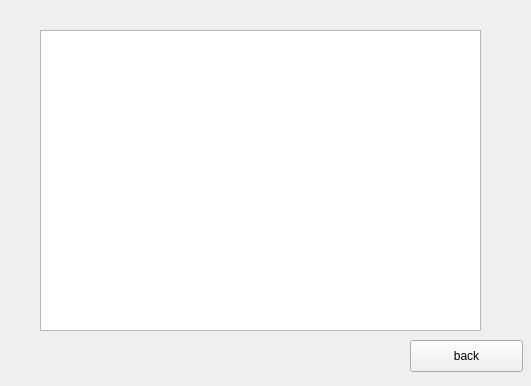
First picture: the form in admin.ui, repository yccc233/mana-sys, before the edit.
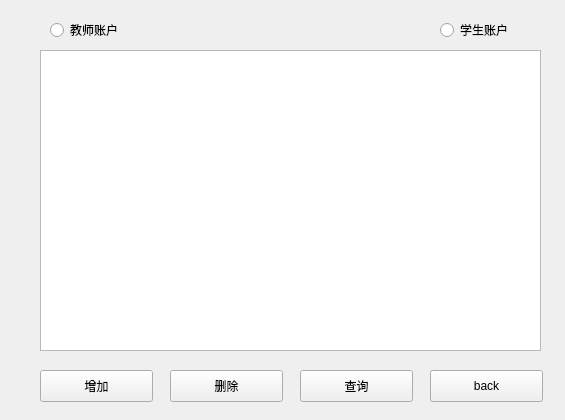
Second picture: the form after the edit.

What changed in the file:
```diff
--- a/admin.ui
+++ b/admin.ui
@@ -6,8 +6,8 @@
    <rect>
     <x>0</x>
     <y>0</y>
-    <width>531</width>
-    <height>386</height>
+    <width>565</width>
+    <height>420</height>
    </rect>
   </property>
   <property name="windowTitle">
@@ -17,8 +17,8 @@
    <widget class="QPushButton" name="pushButton_back">
     <property name="geometry">
      <rect>
-      <x>410</x>
-      <y>340</y>
+      <x>430</x>
+      <y>370</y>
       <width>113</width>
       <height>32</height>
      </rect>
@@ -31,12 +31,77 @@
     <property name="geometry">
      <rect>
       <x>40</x>
-      <y>30</y>
-      <width>441</width>
+      <y>50</y>
+      <width>501</width>
       <height>301</height>
      </rect>
     </property>
    </widget>
+   <widget class="QRadioButton" name="radioButton_tea">
+    <property name="geometry">
+     <rect>
+      <x>50</x>
+      <y>20</y>
+      <width>99</width>
+      <height>20</height>
+     </rect>
+    </property>
+    <property name="text">
+     <string>教师账户</string>
+    </property>
+   </widget>
+   <widget class="QRadioButton" name="radioButton_stu">
+    <property name="geometry">
+     <rect>
+      <x>440</x>
+      <y>20</y>
+      <width>99</width>
+      <height>20</height>
+     </rect>
+    </property>
+    <property name="text">
+     <string>学生账户</string>
+    </property>
+   </widget>
+   <widget class="QPushButton" name="pushButton_add">
+    <property name="geometry">
+     <rect>
+      <x>40</x>
+      <y>370</y>
+      <width>113</width>
+      <height>32</height>
+     </rect>
+    </property>
+    <property name="text">
+     <string>增加</string>
+    </property>
+   </widget>
+   <widget class="QPushButton" name="pushButton_del">
+    <property name="geometry">
+     <rect>
+      <x>170</x>
+      <y>370</y>
+      <width>113</width>
+      <height>32</height>
+     </rect>
+    </property>
+    <property name="text">
+     <string>删除</string>
+    </property>
+   </widget>
+   <widget class="QPushButton" name="pushButton_sea">
+    <property name="geometry">
+     <rect>
+      <x>300</x>
+      <y>370</y>
+      <width>113</width>
+      <height>32</height>
+     </rect>
+    </property>
+    <property name="text">
+     <string>查询</string>
+    </property>
+   </widget>
   </widget>
  </widget>
  <resources/>
```
